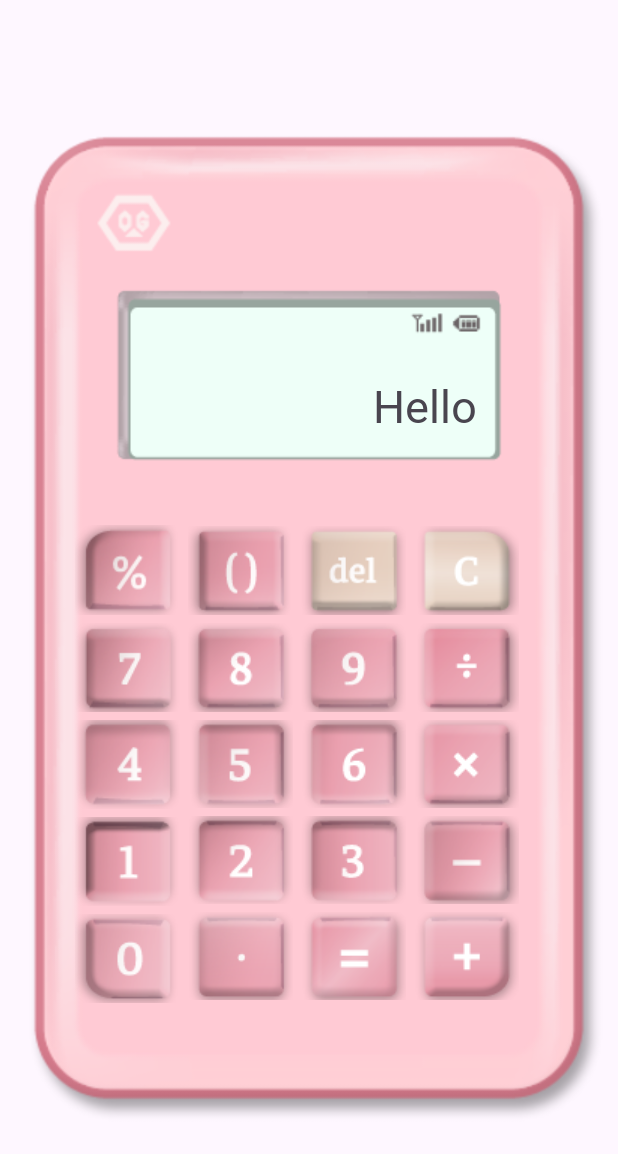
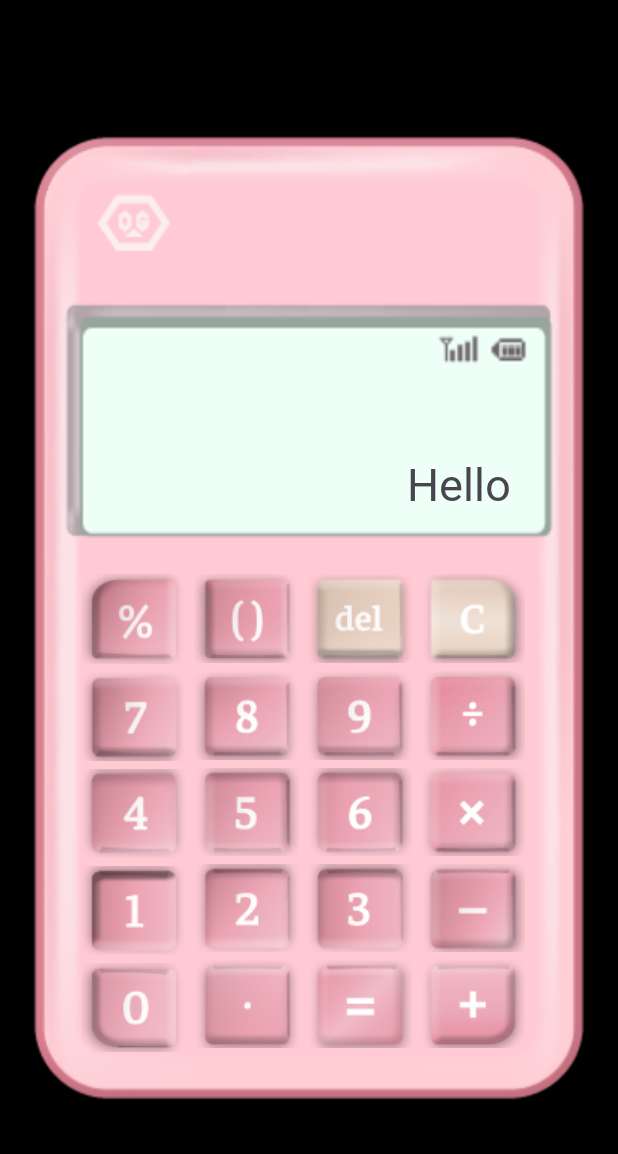
Before and after one commit to Orinugoori/SecondWeek, an Android app: the layout activity_main.xml on its own in the app's theme, with its tools: preview values and no code run, on a phone screen of 412 x 824 dp. Shown: the top 1154 px of the screen. Run offline under Robolectric (Android 15) with nearby library versions, the phone set to English and light mode, and no system bars.

Commit message:
레이아웃 화면 대응 조금 추가/아직 보완필요

```diff
--- a/app/src/main/java/com/example/secondweek/Calculator.kt
+++ b/app/src/main/java/com/example/secondweek/Calculator.kt
@@ -9,11 +9,9 @@ open class Calculator {
         "/" to DivideOperation(),
         "%" to ModOperation()
     )
-
     fun calculate(numbers: List<Number>, operator : String): Number {
         val operation = operations[operator] ?: throw IllegalArgumentException ("invalid operator")
         return operation.apply(numbers)
     }
 
-
 }
--- a/app/src/main/res/layout/activity_main.xml
+++ b/app/src/main/res/layout/activity_main.xml
@@ -5,13 +5,15 @@
     android:id="@+id/main"
     android:layout_width="match_parent"
     android:layout_height="match_parent"
+    android:background="@color/black"
     tools:context=".MainActivity">
 
 
-    <ImageView
+<!--    <ImageView
         android:id="@+id/iv_background"
         android:layout_width="0dp"
         android:layout_height="0dp"
+        android:background="@android:color/transparent"
         android:scaleType="fitCenter"
         android:src="@drawable/iv_background"
         app:layout_constraintBottom_toBottomOf="parent"
@@ -19,20 +21,36 @@
         app:layout_constraintHorizontal_bias="0.0"
         app:layout_constraintStart_toStartOf="parent"
         app:layout_constraintTop_toTopOf="parent"
-        app:layout_constraintVertical_bias="0.0">
+        app:layout_constraintVertical_bias="1.0">
+
+    </ImageView>-->
+
+    <ImageView
+        android:id="@+id/iv_background"
+        android:layout_width="match_parent"
+        android:layout_height="match_parent"
+        android:background="@android:color/transparent"
+        android:src="@drawable/iv_background"
+        app:layout_constraintBottom_toBottomOf="parent"
+        app:layout_constraintEnd_toEndOf="parent"
+        app:layout_constraintStart_toStartOf="parent"
+        app:layout_constraintTop_toTopOf="parent">
 
     </ImageView>
 
     <ImageView
         android:id="@+id/iv_display"
-        android:layout_width="wrap_content"
-        android:layout_height="wrap_content"
+        android:layout_width="0dp"
+        android:layout_height="0dp"
+        android:scaleType="fitXY"
         android:src="@drawable/iv_display"
         app:layout_constraintBottom_toBottomOf="@+id/iv_background"
         app:layout_constraintEnd_toEndOf="@+id/iv_background"
+        app:layout_constraintHeight_percent="0.2"
         app:layout_constraintStart_toStartOf="@+id/iv_background"
         app:layout_constraintTop_toTopOf="@id/iv_background"
-        app:layout_constraintVertical_bias="0.27">
+        app:layout_constraintVertical_bias="0.3"
+        app:layout_constraintWidth_percent="0.8">
 
     </ImageView>
 
@@ -40,25 +58,21 @@
         android:id="@+id/tv_display"
         android:layout_width="0dp"
         android:layout_height="0dp"
+        android:layout_margin="10dp"
         android:fontFamily="@font/gpz_video_tape"
         android:gravity="end|bottom"
         android:maxLines="2"
-        android:paddingEnd="16dp"
-        android:paddingStart="16dp"
-        android:paddingBottom="5dp"
-        android:paddingTop="5dp"
+        android:paddingStart="20dp"
+        android:paddingEnd="20dp"
+        android:paddingBottom="10dp"
         android:text="Hello"
         android:textSize="30sp"
-        app:layout_constraintBottom_toBottomOf="@id/iv_background"
-        app:layout_constraintEnd_toEndOf="@id/iv_background"
-        app:layout_constraintStart_toStartOf="@id/iv_background"
-        app:layout_constraintTop_toTopOf="@id/iv_background"
-        app:layout_constraintVertical_bias="0.28"
-        app:layout_constraintHeight_percent="0.11"
-        app:layout_constraintWidth_percent="0.62">
+        app:layout_constraintBottom_toBottomOf="@id/iv_display"
+        app:layout_constraintEnd_toEndOf="@id/iv_display"
+        app:layout_constraintStart_toStartOf="@id/iv_display"
+        app:layout_constraintTop_toTopOf="@id/iv_display">
+
     </TextView>
-
-
 
 
     <ImageButton
@@ -66,13 +80,15 @@
         android:layout_width="70dp"
         android:layout_height="wrap_content"
         android:adjustViewBounds="true"
+        android:background="@android:color/transparent"
+        android:contentDescription="%"
         android:src="@drawable/pressedmotion_mod"
-        android:background="@android:color/transparent"
-        android:layout_marginTop="40dp"
-        android:layout_marginStart="50dp"
-        app:layout_constraintStart_toStartOf="parent"
-        app:layout_constraintTop_toBottomOf="@+id/iv_display"
-        android:contentDescription="%"/>
+        app:layout_constraintTop_toBottomOf="@id/iv_display"
+        app:layout_constraintStart_toStartOf="@+id/iv_display"
+        app:layout_constraintEnd_toEndOf="@id/iv_display"
+        app:layout_constraintBottom_toBottomOf="parent"
+        app:layout_constraintVertical_bias="0.05"
+        app:layout_constraintHorizontal_bias="0.05"/>
 
     <ImageButton
         android:id="@+id/ibtn_parenthess"
```
